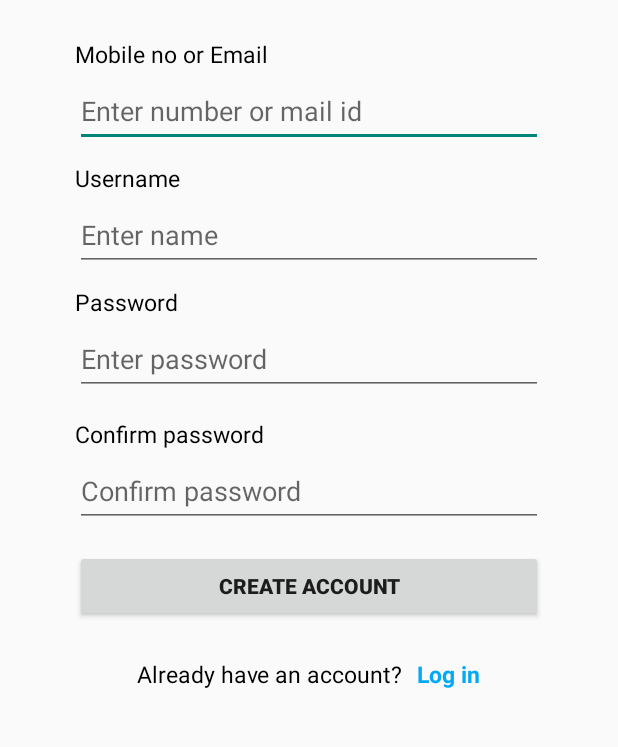
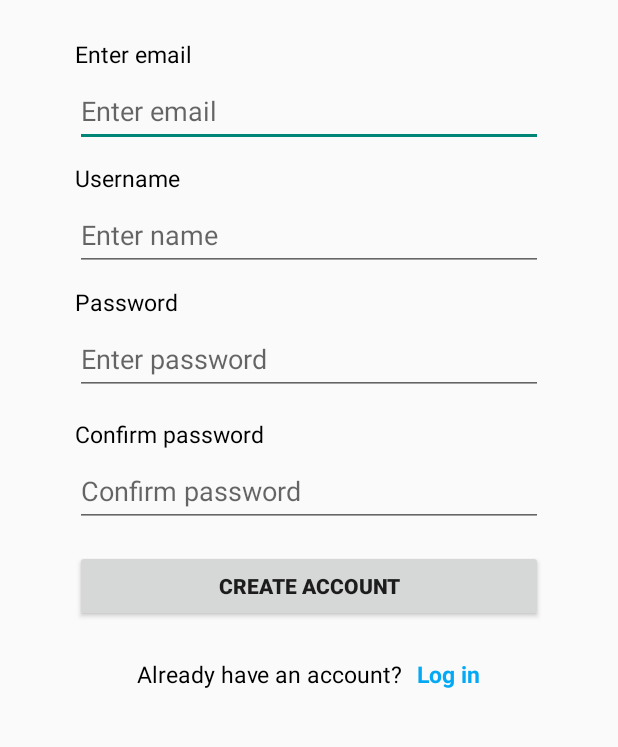
Before and after one commit to DhruboChando/Quiz-App, an Android app: the CreateAccount screen opened directly, with no data from a screen before it, after a tap on "CREATE ACCOUNT", on a phone screen of 412 x 824 dp, the part 278-1025 px from its top. Run offline under Robolectric (Android 15) with nearby library versions, the phone set to English and light mode, and no system bars; our stand-ins replace Firebase (no records; nobody signed in at launch, a user with empty details on screens opened directly).

```diff
--- a/app/src/main/java/com/example/quizapp/CreateAccount.java
+++ b/app/src/main/java/com/example/quizapp/CreateAccount.java
@@ -1,31 +1,42 @@
 package com.example.quizapp;
 
+import android.annotation.SuppressLint;
 import android.content.Intent;
 import android.os.Bundle;
 import android.view.View;
 import android.widget.EditText;
 import android.widget.Toast;
 
+import androidx.annotation.NonNull;
 import androidx.appcompat.app.AppCompatActivity;
 import androidx.core.view.ViewCompat;
 import androidx.core.view.WindowInsetsCompat;
 
+import com.google.android.gms.tasks.OnCompleteListener;
+import com.google.android.gms.tasks.Task;
+import com.google.firebase.auth.AuthResult;
+import com.google.firebase.auth.FirebaseAuth;
+import com.google.firebase.auth.FirebaseUser;
+
 public class CreateAccount extends AppCompatActivity {
-
-    private EditText mobile_no;
+    private EditText email;
     private EditText user_name;
     private EditText password;
     private EditText confirm_pass;
+    private FirebaseAuth mAuth;
 
+    @SuppressLint("MissingInflatedId")
     @Override
     protected void onCreate(Bundle savedInstanceState) {
         super.onCreate(savedInstanceState);
         setContentView(R.layout.activity_create_account);
 
-        mobile_no = findViewById(R.id.et_email_mobile);
+        email = findViewById(R.id.et_email);
         user_name = findViewById(R.id.et_username);
         password = findViewById(R.id.et_password);
         confirm_pass = findViewById(R.id.et_confirm_password);
+
+        mAuth = FirebaseAuth.getInstance();
 
     }
 
@@ -38,12 +49,12 @@ public class CreateAccount extends AppCompatActivity {
     }
 
     public void clickedSignup(View view) {
-        String mobile = mobile_no.getText().toString().trim();
+        String mail = email.getText().toString().trim();
         String username = user_name.getText().toString().trim();
         String pass = password.getText().toString().trim();
         String confirm = confirm_pass.getText().toString().trim();
 
-        if (mobile.isEmpty() || username.isEmpty() || pass.isEmpty() || confirm.isEmpty()) {
+        if (mail.isEmpty() || username.isEmpty() || pass.isEmpty() || confirm.isEmpty()) {
             Toast.makeText(CreateAccount.this, "All fields are required", Toast.LENGTH_SHORT).show();
             return;
         }
@@ -53,18 +64,40 @@ public class CreateAccount extends AppCompatActivity {
             return;
         }
 
-        CreatingDatabase db_connection = new CreatingDatabase(CreateAccount.this);
-        boolean flag = db_connection.addSignupInfo(mobile, username, pass);
+//        CreatingDatabase db_connection = new CreatingDatabase(CreateAccount.this);
+//        boolean flag = db_connection.addSignupInfo(mobile, username, pass);
+//
+//        if (flag) {
+//            Toast.makeText(CreateAccount.this, "You have successfully signed up. Please log in to continue.",
+//                    Toast.LENGTH_SHORT).show();
+//
+//            Intent intent = new Intent(CreateAccount.this, LoginActivity.class);
+//            startActivity(intent);
+//        } else {
+//            Toast.makeText(CreateAccount.this, "Username or phone number already exists. Please try a different one.",
+//                    Toast.LENGTH_SHORT).show();
+//        }
 
-        if (flag) {
+
+        mAuth.createUserWithEmailAndPassword(mail, pass)
+                .addOnCompleteListener(new OnCompleteListener<AuthResult>() {
+                @Override
+                public void onComplete(@NonNull Task<AuthResult> task) {
+                    if (task.isSuccessful()) {
                         Toast.makeText(CreateAccount.this, "You have successfully signed up. Please log in to continue.",
                                 Toast.LENGTH_SHORT).show();
 
                         Intent intent = new Intent(CreateAccount.this, LoginActivity.class);
                         startActivity(intent);
+
                     } else {
-            Toast.makeText(CreateAccount.this, "Username or phone number already exists. Please try a different one.",
+                        // If sign in fails, display a message to the user.
+                        Toast.makeText(CreateAccount.this, "Authentication failed.",
                                 Toast.LENGTH_SHORT).show();
+
                     }
                 }
+            });
+
     }
+}
--- a/app/src/main/res/layout/activity_create_account.xml
+++ b/app/src/main/res/layout/activity_create_account.xml
@@ -34,20 +34,20 @@
     <TextView
         android:layout_width="match_parent"
         android:layout_height="wrap_content"
-        android:text="@string/mobile_no_or_email"
+        android:text="@string/enter_email"
         android:textSize="15sp"
         android:layout_marginBottom="3dp"
         android:textColor="@color/black"
         />
 
     <EditText
-        android:id="@+id/et_email_mobile"
+        android:id="@+id/et_email"
         android:layout_width="match_parent"
         android:layout_height="48dp"
-        android:hint="@string/enter_number_or_mail_id"
-        android:inputType="text"
+        android:hint="@string/enter_email"
+        android:inputType="textEmailAddress"
         android:layout_marginBottom="10dp"
-        />
+        tools:ignore="TextFields" />
 
     <TextView
         android:layout_width="match_parent"
--- a/app/src/main/res/layout/activity_welcome.xml
+++ b/app/src/main/res/layout/activity_welcome.xml
@@ -128,4 +128,10 @@
 
     </LinearLayout>
 
+    <com.google.android.gms.common.SignInButton
+        android:layout_width="wrap_content"
+        android:layout_height="wrap_content"
+        android:id="@+id/btn_google"
+        />
+
 </LinearLayout>
--- a/app/src/main/res/values/strings.xml
+++ b/app/src/main/res/values/strings.xml
@@ -70,4 +70,6 @@
     <string name="enter_number_or_mail_id">Enter number or mail id</string>
     <string name="total_correct_answers_0">Total Correct Answers: 0</string>
     <string name="continue_to_app">Continue to app</string>
+    <string name="enter_email">Enter email</string>
+    <string name="default_web_client_id" >567498252937-u59kkr7uu614gp2u0un5d6mg9fc7dpdq.apps.googleusercontent.com</string>
 </resources>
--- a/gradle/libs.versions.toml
+++ b/gradle/libs.versions.toml
@@ -7,6 +7,8 @@ appcompat = "1.6.1"
 material = "1.12.0"
 activity = "1.8.0"
 constraintlayout = "2.1.4"
+googleServices = "4.4.2"
+firebaseAuth = "23.0.0"
 
 [libraries]
 junit = { group = "junit", name = "junit", version.ref = "junit" }
@@ -16,6 +18,8 @@ appcompat = { group = "androidx.appcompat", name = "appcompat", version.ref = "a
 material = { group = "com.google.android.material", name = "material", version.ref = "material" }
 activity = { group = "androidx.activity", name = "activity", version.ref = "activity" }
 constraintlayout = { group = "androidx.constraintlayout", name = "constraintlayout", version.ref = "constraintlayout" }
+google-services = { group = "com.google.gms", name = "google-services", version.ref = "googleServices" }
+firebase-auth = { group = "com.google.firebase", name = "firebase-auth", version.ref = "firebaseAuth" }
 
 [plugins]
 androidApplication = { id = "com.android.application", version.ref = "agp" }
```
Also changed, not shown: app/build.gradle.kts (+13 -0 lines), app/src/main/AndroidManifest.xml (+4 -6 lines), app/src/main/java/com/example/quizapp/WelcomeActivity.java (+109 -3 lines), build.gradle.kts (+7 -0 lines), 2 other files. Lines whose indentation alone changed are shown as unchanged.
